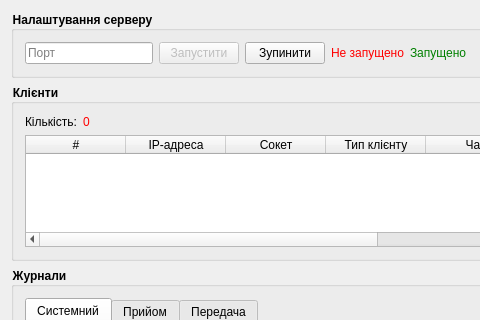
Qt form server/MainWindow.ui (darkjedi9922/winsock-cw) before a commit; both pictures show x 0 to 480 and y 0 to 320 of the 620 by 455 pixel window.
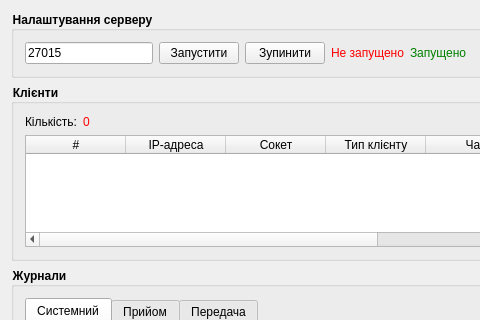
The same form after that commit.

Commit message: Set default port.

```diff
--- a/server/MainWindow.ui
+++ b/server/MainWindow.ui
@@ -27,6 +27,9 @@
      <layout class="QHBoxLayout" name="horizontalLayout">
       <item>
        <widget class="QLineEdit" name="portInput">
+        <property name="text">
+         <string>27015</string>
+        </property>
         <property name="maxLength">
          <number>32767</number>
         </property>
@@ -38,7 +41,7 @@
       <item>
        <widget class="QPushButton" name="startButton">
         <property name="enabled">
-         <bool>false</bool>
+         <bool>true</bool>
         </property>
         <property name="text">
          <string>Запустити</string>
```
